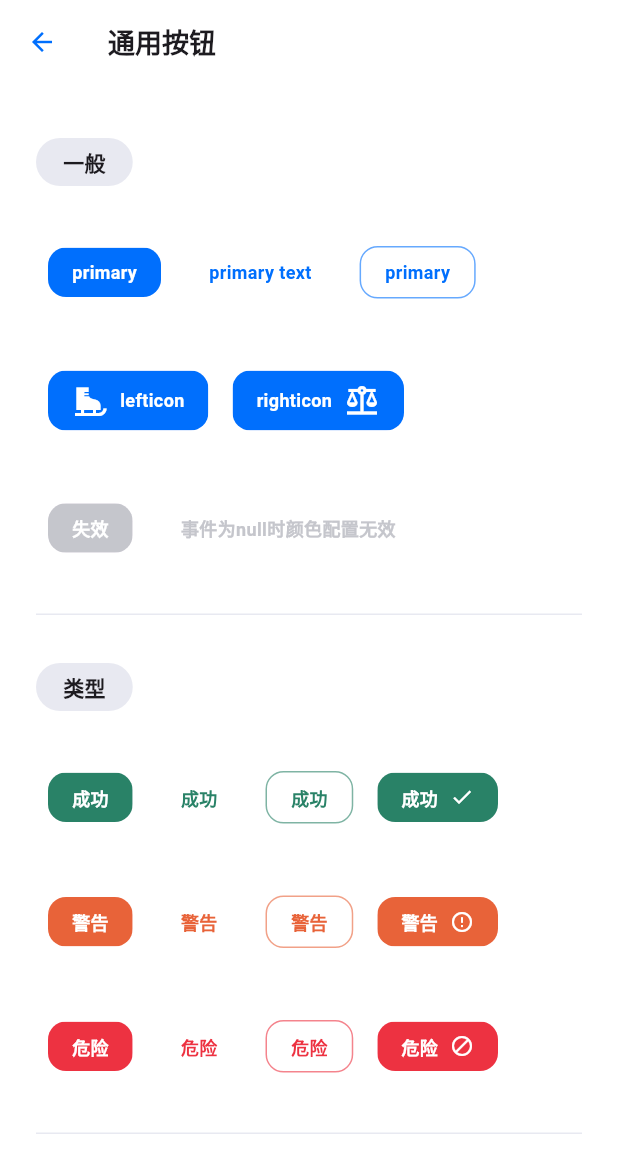
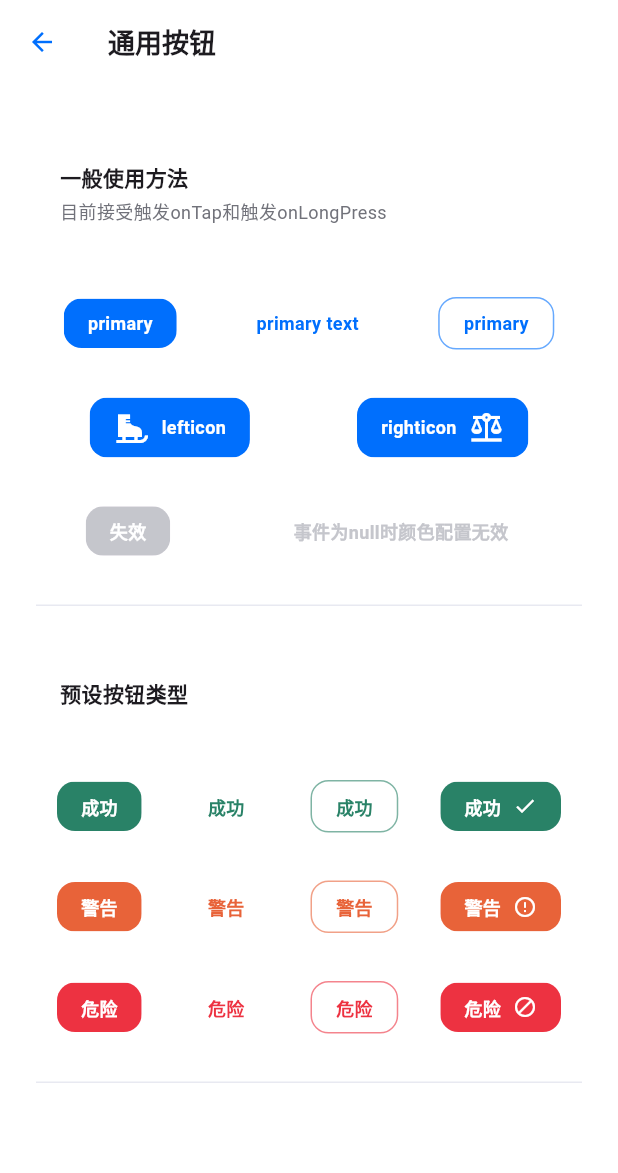
Before and after one commit to lm83680/ten, a Flutter app: the ExampleButton screen opened directly, on a phone screen of 412 x 824 dp. Shown: the top 1173 px of the screen. Run offline on Flutter 3.47's test engine with Material 3 defaults, Android fonts, the phone set to English and light mode, and no system bars; our stand-ins replace flutter_animate.

Commit message:
完美了

```diff
--- a/example/lib/main.dart
+++ b/example/lib/main.dart
@@ -18,7 +18,8 @@ class MainApp extends StatelessWidget {
   static List<ExampleItem> list = [
     ExampleItem(title: "非组件", subItem: [
       ExampleSubItem("Scheme 主题", ExampleScheme()),
-      ExampleSubItem("Extemsion 部件拓展", ExampleExtension())
+      ExampleSubItem("Extemsion 部件拓展", ExampleExtension()),
+      ExampleSubItem("Feedback 交互反馈", ExampleFeedBack())
     ]),
     ExampleItem(title: "基础", subItem: [
       ExampleSubItem("Button 通用按钮", ExampleButton()),
--- a/example/lib/screens/button.dart
+++ b/example/lib/screens/button.dart
@@ -11,16 +11,20 @@ class ExampleButton extends StatelessWidget {
       body: Column(
         crossAxisAlignment: CrossAxisAlignment.start,
         children: [
-          const TenSection(name: "一般"),
+          const TenListItem(
+            title: "一般使用方法",
+            subtitle: "目前接受触发onTap和触发onLongPress",
+          ),
           Row(
+            mainAxisAlignment: MainAxisAlignment.spaceAround,
             children: [
               TenButton(
                 "primary",
                 onTap: () {
-                  showRawSnackbar(context, "触发按钮",message: "触发onTap");
+                  showTenSnackbar(context, "触发按钮", message: "触发onTap");
                 },
                 onLongPress: () {
-                  showRawSnackbar(context, "触发按钮",message: "触发onLongPress");
+                  showTenSnackbar(context, "触发按钮", message: "触发onLongPress");
                 },
               ),
               TenButtonText("primary text", onTap: () {}),
@@ -28,9 +32,10 @@ class ExampleButton extends StatelessWidget {
                 "primary",
                 onTap: () {},
               ),
-            ].withPadding(),
+            ],
           ),
           Row(
+            mainAxisAlignment: MainAxisAlignment.spaceAround,
             children: [
               TenButton(
                 "lefticon",
@@ -42,17 +47,17 @@ class ExampleButton extends StatelessWidget {
                 righticon: Icon(Icons.balance, color: Colors.white),
                 onTap: () {},
               ),
-            ].withPadding(),
+            ],
           ),
-          Row(
+          const Row(
+              mainAxisAlignment: MainAxisAlignment.spaceAround,
               children: [
-            const TenButton("失效"),
-            const TenButtonText("事件为null时颜色配置无效"),
-          ].withPadding()),
+                TenButton("失效"),
+                TenButtonText("事件为null时颜色配置无效"),
+              ]),
           const TenDivider(),
-          const TenSection(name: "类型"),
-          Row(
-              children: [
+          const TenListItem(title: "预设按钮类型"),
+          Row(mainAxisAlignment: MainAxisAlignment.spaceAround, children: [
             TenButton.success("成功", onTap: () {}),
             TenButtonText.success("成功", onTap: () {}),
             TenButtonBorder.success("成功", onTap: () {}),
@@ -65,9 +70,8 @@ class ExampleButton extends StatelessWidget {
               ),
               onTap: () {},
             ),
-          ].withPadding()),
-          Row(
-              children: [
+          ]),
+          Row(mainAxisAlignment: MainAxisAlignment.spaceAround, children: [
             TenButton.wraning("警告", onTap: () {}),
             TenButtonText.wraning("警告", onTap: () {}),
             TenButtonBorder.wraning("警告", onTap: () {}),
@@ -80,9 +84,8 @@ class ExampleButton extends StatelessWidget {
               ),
               onTap: () {},
             ),
-          ].withPadding()),
-          Row(
-              children: [
+          ]),
+          Row(mainAxisAlignment: MainAxisAlignment.spaceAround, children: [
             TenButton.error("危险", onTap: () {}),
             TenButtonText.error("危险", onTap: () {}),
             TenButtonBorder.error("危险", onTap: () {}),
@@ -95,7 +98,7 @@ class ExampleButton extends StatelessWidget {
               ),
               onTap: () {},
             ),
-          ].withPadding()),
+          ]),
           const TenDivider(),
         ].withPadding(vertical: 16),
       ).paddingAll(16).scrollView(),
--- a/example/lib/screens/index.dart
+++ b/example/lib/screens/index.dart
@@ -4,4 +4,5 @@ export './appbar.dart';
 export './button.dart';
 export './divider.dart';
 export './extension.dart';
+export './feedback.dart';
 export './scheme.dart';
```
Also changed, not shown: example/lib/screens/extension.dart (+16 -4 lines), example/lib/screens/feedback.dart (added, +117 -0 lines), lib/extension/common.dart (+55 -7 lines), lib/function/feedback.dart (+43 -4 lines).
